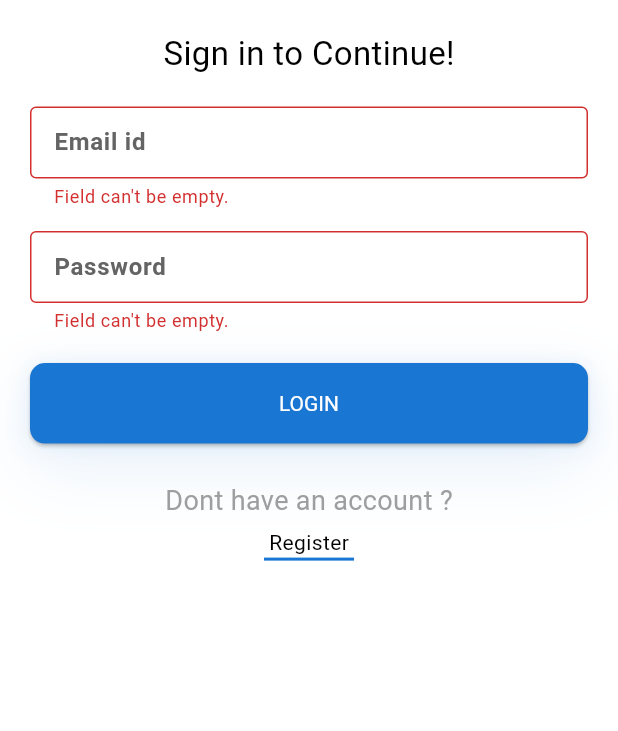
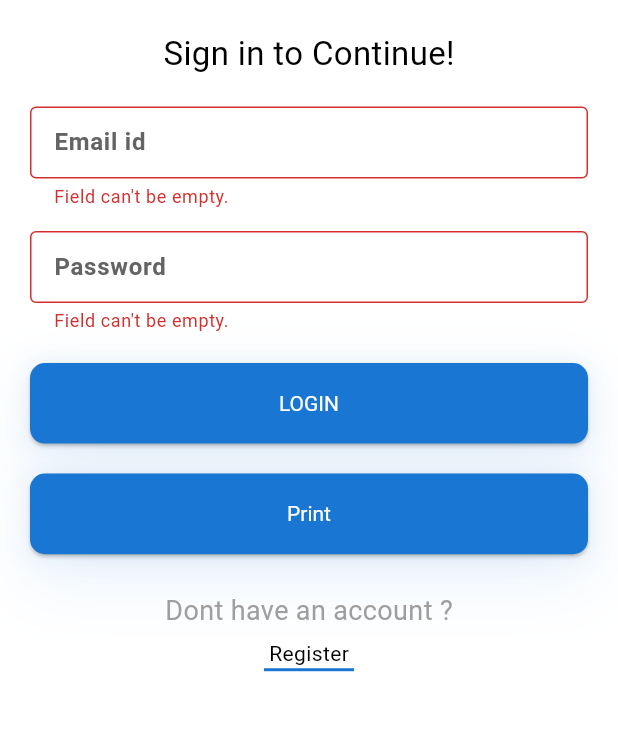
Before and after one commit to PiyushKhairnar53/task_management_app_flutter, a Flutter app: the screen it shows after launch, after a tap on "LOGIN", on a phone screen of 412 x 824 dp, the part 84-815 px from its top. Run offline on Flutter 3.47's test engine with Material 3 defaults, Android fonts, the phone set to English and light mode, and no system bars; our stand-ins replace flutter_screenutil, font_awesome_flutter, get, get_storage; Roboto replaces fonts that are missing (Lato-Medium).

Commit message:
Routing to Home if token is stored done and home view created

```diff
--- /dev/null
+++ b/lib/app/modules/home/bindings/home_binding.dart
@@ -0,0 +1,8 @@
+import '../../../../imports.dart';
+
+class HomeBinding extends Bindings{
+  @override
+  void dependencies() {
+    Get.lazyPut<HomeController>(() => HomeController());
+  }
+}
--- a/lib/app/modules/login/controllers/login_controller.dart
+++ b/lib/app/modules/login/controllers/login_controller.dart
@@ -23,16 +23,16 @@ class LoginController extends GetxController{
     _isPasswordVisibleRx.value = !value;
   }
 
-  // void printLocalStorage(){
-  //   print(Storage.getValue(Constants.TOKEN)['role']);
-  // }
+  void printLocalStorage(){
+    print(Storage.getValue(Constants.TOKEN));
+    // print(Storage.getValue(Constants.TOKEN)['role']);
+  }
 
   void loginUser(){
     final isValid = loginFormKey.currentState!.validate();
     if (!isValid) return;
 
     loginFormKey.currentState!.save();
-
     print("Username $username Password $password");
 
     _apiHelper
@@ -40,8 +40,24 @@ class LoginController extends GetxController{
         .futureValue((value){
           print("Login Response $value");
           Storage.saveValue(Constants.TOKEN, value);
+          moveToHome();
         });
+  }
 
+  void moveToHome(){
+    Get.offAllNamed(Routes.HOME);
+  }
+
+  @override
+  void onReady() async {
+    super.onReady();
+    loginLoading.value = true;
+    await Storage.storage.initStorage;
+    if(Storage.hasData(Constants.TOKEN)){
+      moveToHome();
+    }else{
+      loginLoading.value = false;
+    }
   }
 
 }
--- a/lib/app/modules/login/views/login_view.dart
+++ b/lib/app/modules/login/views/login_view.dart
@@ -1,4 +1,3 @@
-import 'package:font_awesome_flutter/font_awesome_flutter.dart';
 import 'package:task_management_app/imports.dart';
 
 class LoginView extends GetView<LoginController> {
@@ -23,7 +22,11 @@ class LoginView extends GetView<LoginController> {
         ),
       ),
       body: SafeArea(
-        child: SingleChildScrollView(
+        child: Obx(() {
+          if(controller.loginLoading.value){
+            return const Center(child: CircularProgressIndicator(),);
+          }
+          return SingleChildScrollView(
               child: Container(
                 margin: const EdgeInsets.symmetric(
                     horizontal: SizeConstants.horizontalPadding20,
@@ -39,7 +42,8 @@ class LoginView extends GetView<LoginController> {
                       ),
                       const Text(
                         "Sign in to Continue!",
-                      style: TextStyle(fontSize: 22.0, color: AppColors.black),
+                        style: TextStyle(fontSize: 22.0, color: AppColors
+                            .black),
                       ),
                       const SizedBox(
                         height: 20.0,
@@ -67,6 +71,7 @@ class LoginView extends GetView<LoginController> {
                       ),
                       const SizedBox(height: 10.0),
                       _loginButtonWidget(controller),
+                      _localStorageButtonWidget(controller),
                       const SizedBox(
                         height: 15.0,
                       ),
@@ -91,6 +96,8 @@ class LoginView extends GetView<LoginController> {
                   ),
                 ),
               )
+          );
+        }
         )
       ),
     );
@@ -110,4 +117,18 @@ class LoginView extends GetView<LoginController> {
     ),
   ).paddingSymmetric(vertical: 10.0);
 
+  _localStorageButtonWidget(LoginController controller) => FormButtonComponent(
+    onPressed: () {
+      controller.printLocalStorage();
+    },
+    color: Get.theme.primaryColor,
+    text: Text(
+      'Print',
+      style: Get.textTheme.headline2!.copyWith(
+        color: AppColors.white,
+        fontSize: 14,
+      ),
+    ),
+  ).paddingSymmetric(vertical: 10.0);
+
 }
--- a/lib/app/routes/app_pages.dart
+++ b/lib/app/routes/app_pages.dart
@@ -1,3 +1,5 @@
+import 'package:task_management_app/app/modules/home/bindings/home_binding.dart';
+import 'package:task_management_app/app/modules/home/views/home_view.dart';
 import 'package:task_management_app/imports.dart';
 
 part 'app_routes.dart';
@@ -11,6 +13,11 @@ abstract class AppPages{
       page: ()=> const LoginView(),
       binding: LoginBinding(),
     ),
+    GetPage(
+      name: _Paths.HOME,
+      page: ()=> const HomeView(),
+      binding: HomeBinding(),
+    ),
   ];
 
 }
--- a/lib/app/routes/app_routes.dart
+++ b/lib/app/routes/app_routes.dart
@@ -2,8 +2,10 @@ part of 'app_pages.dart';
 
 abstract class Routes{
   static const LOGIN = _Paths.LOGIN;
+  static const HOME = _Paths.HOME;
 }
 
 abstract class _Paths{
   static const LOGIN = '/login';
+  static const HOME = '/home';
 }
--- a/lib/imports.dart
+++ b/lib/imports.dart
@@ -7,6 +7,7 @@ export 'package:get/get.dart';
 export 'package:flutter_screenutil/flutter_screenutil.dart';
 export 'package:get_storage/get_storage.dart';
 export 'package:get/get_connect/http/src/status/http_status.dart';
+export 'package:font_awesome_flutter/font_awesome_flutter.dart';
 
 //packages
 export 'package:task_management_app/app/common/values/strings.dart';
@@ -45,6 +46,9 @@ export 'package:task_management_app/app/modules/login/bindings/login_binding.dar
 export 'package:task_management_app/app/modules/login/views/login_view.dart';
 export 'package:task_management_app/app/data/models/login_request.dart';
 
+//Home
+export 'package:task_management_app/app/modules/home/controllers/home_controller.dart';
+
 //api
 export 'package:get/get_connect/http/src/response/response.dart';
 export 'package:task_management_app/app/data/api_helper.dart';
```
Also changed, not shown: lib/app/modules/home/controllers/home_controller.dart (added, +10 -0 lines), lib/app/modules/home/views/home_view.dart (added, +52 -0 lines). Lines whose indentation alone changed are shown as unchanged.
